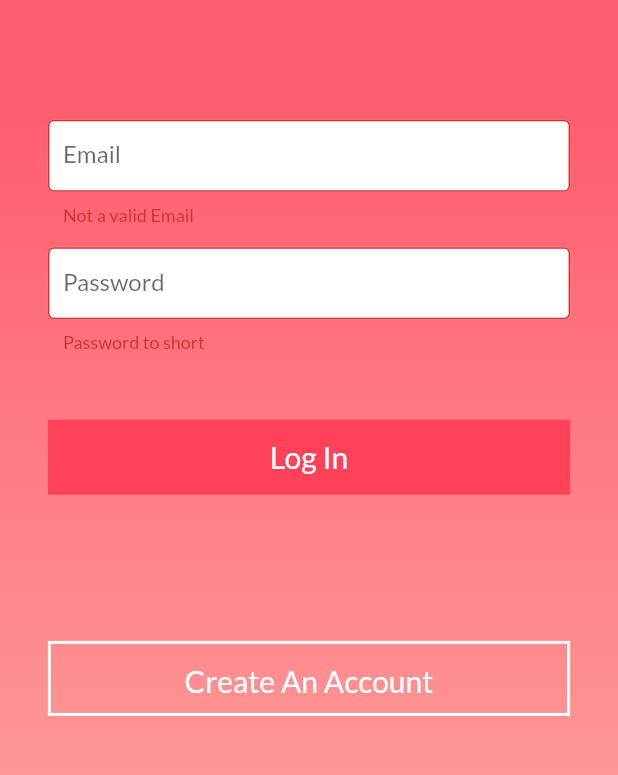
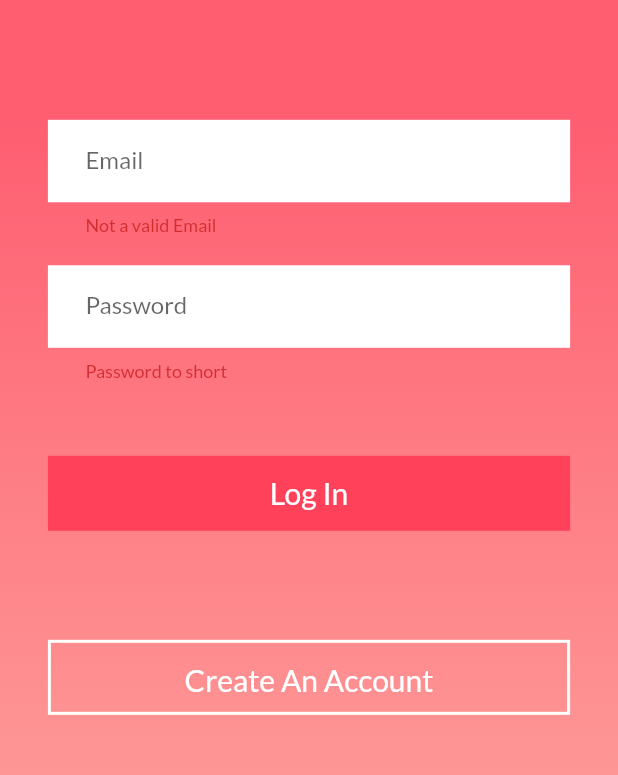
Before and after one commit to art1239/shop_app, a Flutter app: the screen it shows after launch, after a tap on "Log In", on a phone screen of 412 x 824 dp, the part 251-1026 px from its top. Run offline on Flutter 3.47's test engine with Material 2 defaults, Android fonts, the phone set to English and light mode, and no system bars; network calls fail.

```diff
--- a/lib/main.dart
+++ b/lib/main.dart
@@ -1,6 +1,7 @@
 import 'package:flutter/material.dart';
 import 'package:provider/provider.dart';
 import 'package:shop_app/providers/Cart.dart';
+import 'package:shop_app/providers/auth.dart';
 import 'package:shop_app/screens/OrdersScreen.dart';
 import 'package:shop_app/screens/UserManagingProducts_screen.dart';
 import 'package:shop_app/screens/addOrEditProduct_screen.dart';
@@ -16,11 +17,13 @@ void main() {
 }
 
 class MyApp extends StatelessWidget {
-
   @override
   Widget build(BuildContext context) {
     return MultiProvider(
       providers: [
+        ChangeNotifierProvider(
+          create: (ctx) => Auth(),
+        ),
         ChangeNotifierProvider(
           create: (ctx) => Products(),
         ),
--- a/lib/utils/textfields.dart
+++ b/lib/utils/textfields.dart
@@ -29,6 +29,7 @@ class AccountFields extends StatelessWidget {
       // height: SizeConfig().getAccountFeaturesHeight(context, height),
       width: SizeConfig().getAccountFeaturesWidth(context, width),
       child: TextFormField(
+        onSaved: this.onSaved,
         controller: controller,
         initialValue: this.initialValue,
         validator: this.validator,
@@ -39,14 +40,14 @@ class AccountFields extends StatelessWidget {
           fillColor: Colors.white,
           border: OutlineInputBorder(),
           // isDense: true,
-          focusedErrorBorder: InputBorder.none,
+          // focusedErrorBorder: InputBorder.none,
 
-          // errorBorder: InputBorder.none,
+          errorBorder: InputBorder.none,
           floatingLabelBehavior: FloatingLabelBehavior.never,
           focusedBorder: InputBorder.none,
           enabledBorder: InputBorder.none,
           labelText: labelText,
-          contentPadding: EdgeInsets.symmetric(vertical: 10, horizontal: 10),
+          contentPadding: EdgeInsets.symmetric(vertical: 10, horizontal: 25),
         ),
       ),
     );
--- a/lib/widgets/userForm.dart
+++ b/lib/widgets/userForm.dart
@@ -1,4 +1,6 @@
 import 'package:flutter/material.dart';
+import 'package:provider/provider.dart';
+import 'package:shop_app/providers/auth.dart';
 
 import 'package:shop_app/utils/signInButton.dart';
 import 'package:shop_app/utils/signUpButton.dart';
@@ -20,6 +22,7 @@ enum AccountMode {
 
 class _UserFormState extends State<UserForm> {
   TextEditingController _passwordController = TextEditingController();
+  bool isLoading = false;
   final _formKey = GlobalKey<FormState>();
   Map<String, String> user = {
     'email': '',
@@ -50,24 +53,23 @@ class _UserFormState extends State<UserForm> {
                 return 'Not a valid Email';
               },
             ),
-            SizedBox(height: 15),
+            SizedBox(height: 20),
             AccountFields(
               labelText: 'Password',
               controller: _passwordController,
               onSaved: (value) {
                 user['password'] = value.toString();
               },
-
               validator: (value) {
                 if (value.toString().length < 5) {
                   return 'Password to short';
                 }
                 return null;
               },
-              // passwordField: true,
+              passwordField: true,
             ),
             SizedBox(
-              height: 15,
+              height: 20,
             ),
             mode == AccountMode.SignUp
                 ? AccountFields(
@@ -78,34 +80,37 @@ class _UserFormState extends State<UserForm> {
                             if (value == _passwordController.text) {
                               return null;
                             }
-                            print(value);
-                            print(_passwordController.text);
+
                             return 'Paswords doesnt match';
                           }
                         : null,
-                    // passwordField: true,
+                    passwordField: true,
                   )
                 : SizedBox(),
             SizedBox(height: 30),
             Column(
               children: [
                 mode == AccountMode.LogIn
+                    ? !isLoading
                         ? SignInButton(
                             onTap: () {
                               validateForm();
                             },
                           )
-                    : SignUpButton(
+                        : CircularProgressIndicator()
+                    : !isLoading
+                        ? SignUpButton(
                             onTap: () {
                               validateForm();
                             },
-                      ),
+                          )
+                        : CircularProgressIndicator(),
                 Container(
                   margin: EdgeInsets.only(top: 15),
                 )
               ],
             ),
-            SizedBox(height: widget.height * 0.10),
+            SizedBox(height: widget.height * 0.07),
             mode == AccountMode.LogIn
                 ? SignUpButton(
                     onTap: () {
@@ -135,11 +140,24 @@ class _UserFormState extends State<UserForm> {
     }
   }
 
-  void validateForm() {
+  Future<void> validateForm() async {
     if (!_formKey.currentState.validate()) {
-      // clearForm();
       return;
     }
     _formKey.currentState.save();
+    setState(() {
+      isLoading = true;
+    });
+
+    if (mode == AccountMode.LogIn) {
+      await Provider.of<Auth>(context, listen: false)
+          .signInUser(user['email'], user['password']);
+    } else {
+      await Provider.of<Auth>(context, listen: false)
+          .signUpUser(user['email'], user['password']);
+    }
+    setState(() {
+      isLoading = false;
+    });
   }
 }
```
Also changed, not shown: lib/providers/auth.dart (added, +36 -0 lines), 1 other file. Lines whose indentation alone changed are shown as unchanged.
